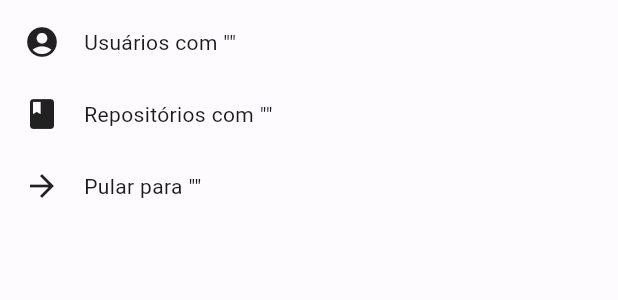
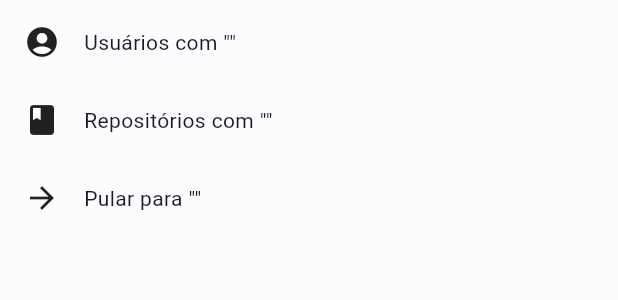
Before and after one commit to fldnascimento/git_search, a Flutter app: the ContainerSearch widget shown alone on an empty page, opened directly with empty values, on a phone screen of 412 x 824 dp. Shown: the top 300 px of the screen. Run offline on Flutter 3.47's test engine with Material 2 defaults, Android fonts, the light colour scheme and no system bars; our stand-ins replace dio, equatable, get_it, go_router, result_dart.

Commit message:
adjusted spacing container search

```diff
--- a/lib/src/presenter/widgets/container_search.dart
+++ b/lib/src/presenter/widgets/container_search.dart
@@ -2,6 +2,7 @@ import 'package:flutter/material.dart';
 import 'package:go_router/go_router.dart';
 
 import '../style/app_theme.dart';
+import '../style/spacing.dart';
 import '../widgets/search_option_widget.dart';
 
 class ContainerSearch extends StatelessWidget {
@@ -15,7 +16,7 @@ class ContainerSearch extends StatelessWidget {
   Widget build(BuildContext context) {
     return Container(
       color: context.colorScheme.surface,
-      padding: const EdgeInsets.all(16),
+      padding: const EdgeInsets.all(Spacing.insetMedium),
       child: Column(
         children: [
           SearchOptionWidget(
@@ -24,14 +25,14 @@ class ContainerSearch extends StatelessWidget {
             query: query,
             onTap: () => context.push('/list-users/$query'),
           ),
-          const SizedBox(height: 24),
+          const SizedBox(height: Spacing.stackLarge),
           SearchOptionWidget(
             icon: Icons.book,
             label: 'Repositórios com',
             query: query,
             onTap: () => context.push('/list-repos/$query'),
           ),
-          const SizedBox(height: 24),
+          const SizedBox(height: Spacing.stackLarge),
           SearchOptionWidget(
             icon: Icons.arrow_forward,
             label: 'Pular para',
```
